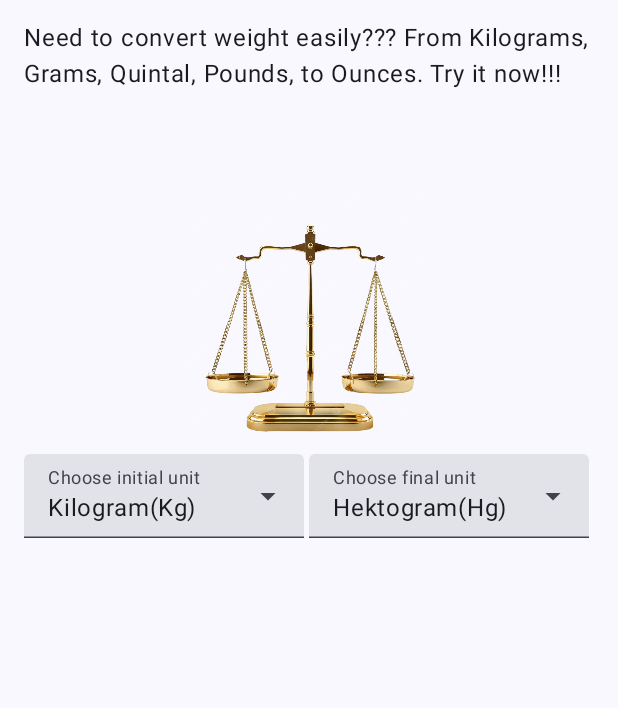
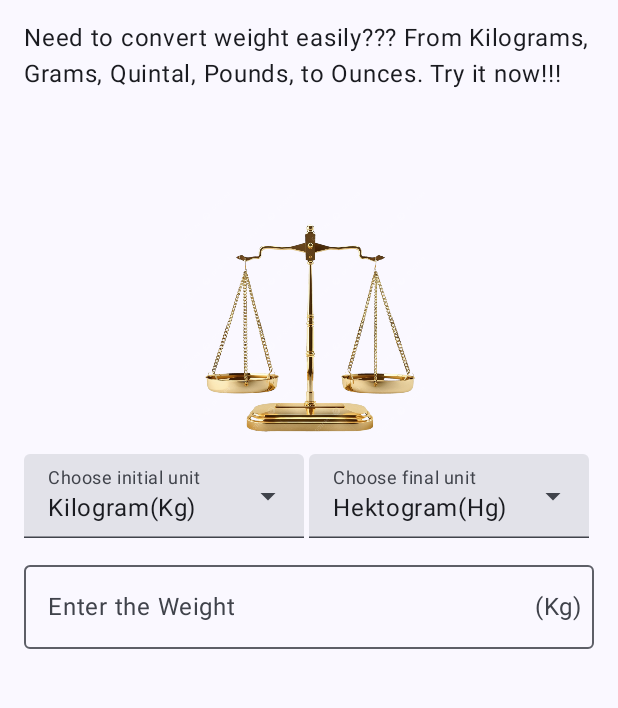
Before and after one commit to Aleaatapasya/Assesment1-Mobpro, an Android app built with Jetpack Compose: the screen it shows after launch (MainActivity), on a phone screen of 412 x 824 dp, the part 96-804 px from its top. Run offline under Robolectric (Android 15) with nearby library versions, the phone set to English and light mode, and no system bars.

Commit message:
Membuat tombol input

```diff
--- a/app/src/main/java/com/aleaatapasya0002/assesment1/ui/screen/MainScreen.kt
+++ b/app/src/main/java/com/aleaatapasya0002/assesment1/ui/screen/MainScreen.kt
@@ -10,24 +10,33 @@ import androidx.compose.foundation.layout.fillMaxSize
 import androidx.compose.foundation.layout.fillMaxWidth
 import androidx.compose.foundation.layout.padding
 import androidx.compose.foundation.layout.size
+import androidx.compose.foundation.text.KeyboardOptions
+import androidx.compose.material.icons.Icons
+import androidx.compose.material.icons.filled.Warning
 import androidx.compose.material3.DropdownMenuItem
 import androidx.compose.material3.ExperimentalMaterial3Api
 import androidx.compose.material3.ExposedDropdownMenuBox
 import androidx.compose.material3.ExposedDropdownMenuDefaults
+import androidx.compose.material3.Icon
 import androidx.compose.material3.MaterialTheme
+import androidx.compose.material3.OutlinedTextField
 import androidx.compose.material3.Scaffold
 import androidx.compose.material3.Text
 import androidx.compose.material3.TextField
 import androidx.compose.material3.TopAppBar
 import androidx.compose.material3.TopAppBarDefaults
 import androidx.compose.runtime.Composable
+import androidx.compose.runtime.getValue
 import androidx.compose.runtime.mutableIntStateOf
 import androidx.compose.runtime.mutableStateOf
 import androidx.compose.runtime.remember
+import androidx.compose.runtime.setValue
 import androidx.compose.ui.Alignment
 import androidx.compose.ui.Modifier
 import androidx.compose.ui.res.painterResource
 import androidx.compose.ui.res.stringResource
+import androidx.compose.ui.text.input.ImeAction
+import androidx.compose.ui.text.input.KeyboardType
 import androidx.compose.ui.tooling.preview.Preview
 import androidx.compose.ui.unit.dp
 import com.aleaatapasya0002.assesment1.R
@@ -56,6 +65,22 @@ fun MainScreen() {
 @OptIn(ExperimentalMaterial3Api::class)
 @Composable
 fun ScreenContent(modifier: Modifier = Modifier) {
+    val image = painterResource(R.drawable.gambar_intro)
+
+    val satuanBerat =
+        arrayOf(R.string.kg, R.string.hg, R.string.dag, R.string.gram, R.string.dg, R.string.cg, R.string.mg)
+
+    val selectedAwal = remember { mutableIntStateOf(satuanBerat[0]) }
+    val selectedAkhir = remember { mutableIntStateOf(satuanBerat[1]) }
+
+    val expandedAwal = remember { mutableStateOf(false) }
+    val expandedAkhir = remember { mutableStateOf(false) }
+
+    var berat by remember { mutableStateOf("") }
+    val beratError by remember { mutableStateOf(false) }
+
+
+
     Column(
         modifier = modifier
             .fillMaxSize()
@@ -68,19 +93,12 @@ fun ScreenContent(modifier: Modifier = Modifier) {
             modifier = Modifier
                 .fillMaxWidth()
         )
-        val image = painterResource(R.drawable.gambar_intro)
         Image(
             painter = image,
             contentDescription = stringResource(id = R.string.gambar),
             modifier = modifier
                 .size(180.dp)
         )
-        val satuanBerat =
-            arrayOf(R.string.kg, R.string.hg, R.string.dag, R.string.gram, R.string.dg, R.string.cg, R.string.mg)
-        val selectedAwal = remember { mutableIntStateOf(satuanBerat[0]) }
-        val selectedAkhir = remember { mutableIntStateOf(satuanBerat[1]) }
-        val expandedAwal = remember { mutableStateOf(false) }
-        val expandedAkhir = remember { mutableStateOf(false) }
         Row(
             modifier = Modifier
                 .fillMaxWidth(),
@@ -163,6 +181,44 @@ fun ScreenContent(modifier: Modifier = Modifier) {
                 }
             }
         }
+            OutlinedTextField(
+                value = berat,
+                onValueChange = { berat = it},
+                label = {Text(text = stringResource(R.string.input))},
+                trailingIcon = {IconPicker(beratError, getInitial(stringResource( selectedAwal.intValue))) },
+                supportingText = { ErrorHint(beratError) },
+                isError = beratError,
+                singleLine = true,
+                keyboardOptions = KeyboardOptions(
+                    keyboardType = KeyboardType.Number,
+                    imeAction = ImeAction.Done
+                ),
+                modifier = Modifier
+                    .fillMaxWidth()
+                    .padding(top = 10.dp)
+
+            )
+        }
+    }
+
+fun getInitial(unit: String): String{
+    return unit.takeLast(4)
+}
+
+@Composable
+fun IconPicker(isError: Boolean, unit: String) {
+    if (isError){
+        Icon(imageVector = Icons.Filled.Warning, contentDescription = null)
+    }
+    else{
+        Text(text = unit)
+    }
+}
+
+@Composable
+fun ErrorHint(isError: Boolean) {
+    if (isError){
+        Text(text = stringResource(R.string.input_invalid))
     }
 }
 
--- a/app/src/main/res/values/strings.xml
+++ b/app/src/main/res/values/strings.xml
@@ -5,10 +5,12 @@
     <string name="kg">Kilogram(Kg)</string>
     <string name="hg">Hektogram(Hg)</string>
     <string name="dag">Decagram(Dag)</string>
-    <string name="gram">Gram(G)</string>
+    <string name="gram">Gram(Gr)</string>
     <string name="dg">Desigram(Dg)</string>
     <string name="cg">Centigram(Cg)</string>
     <string name="mg">Milligram(Mg)</string>
     <string name="satuan_awal">Choose initial unit</string>
     <string name="satuan_akhir">Choose final unit</string>
+    <string name="input">Enter the Weight</string>
+    <string name="input_invalid">Cannot be empty</string>
 </resources>
```
Also changed, not shown: 1 other file.
